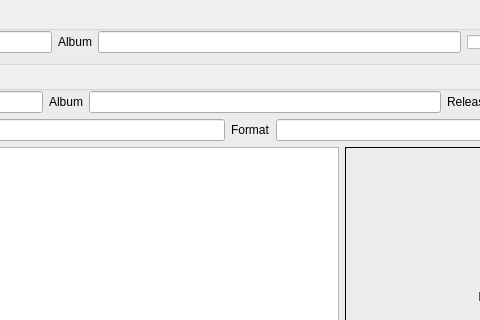
Above: mp3diags/src/AlbumInfoDownloader.ui from frispete/mp3diags before the change; both pictures show x 296 to 776 and y 0 to 320 of the 964 by 686 pixel window. Below: the same form after it.
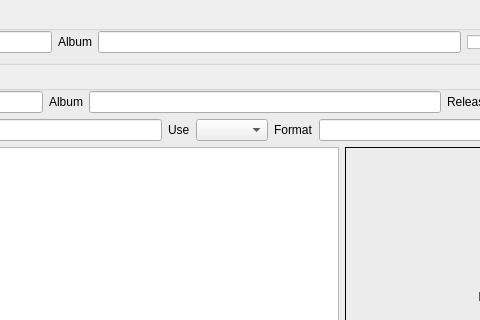
That is the form after the change. Icons and pictures are not drawn.

```diff
--- a/mp3diags/src/AlbumInfoDownloader.ui
+++ b/mp3diags/src/AlbumInfoDownloader.ui
@@ -204,6 +204,16 @@
            </property>
           </widget>
          </item>
+         <item>
+          <widget class="QLabel" name="m_pStyleL" >
+           <property name="text" >
+            <string>Use</string>
+           </property>
+          </widget>
+         </item>
+         <item>
+          <widget class="QComboBox" name="m_pStyleCbB" />
+         </item>
          <item>
           <widget class="QLabel" name="label_5" >
            <property name="text" >
```
